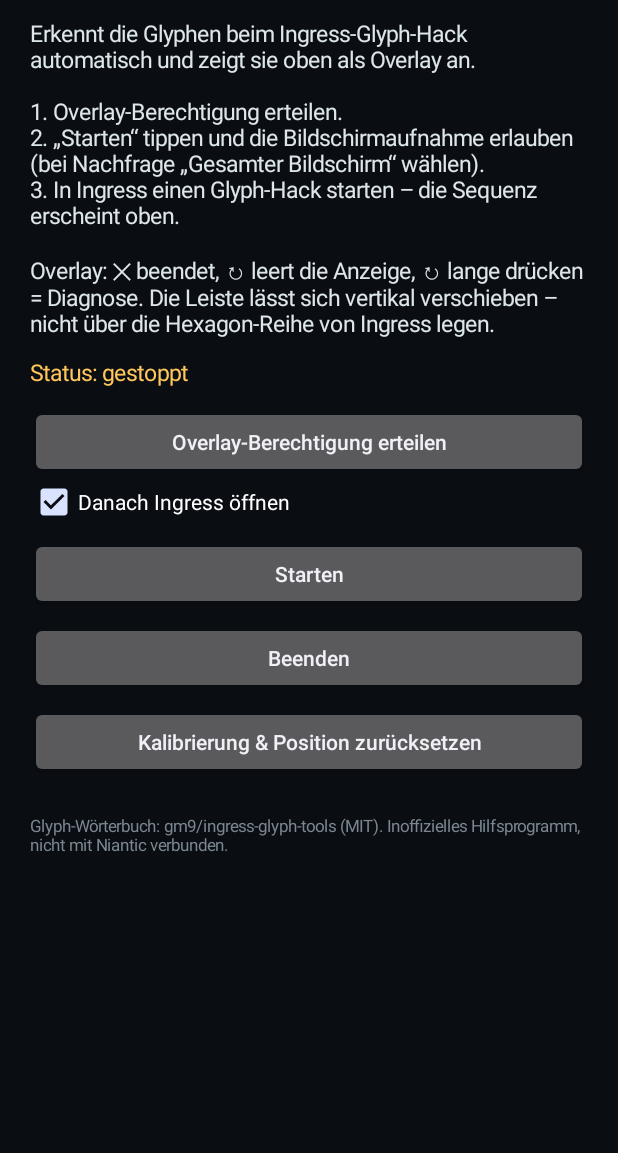
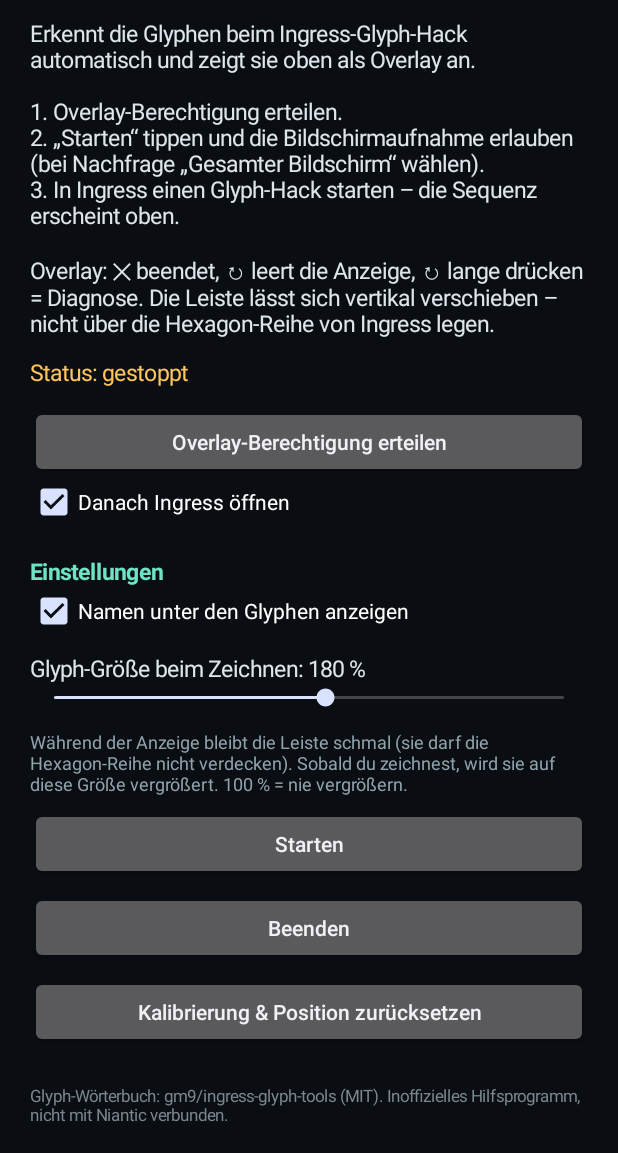
Before and after one commit to christianlinzatti/glyph-scanner, an Android app: the screen it shows after launch (MainActivity), on a phone screen of 412 x 824 dp, the part 83-1236 px from its top. Run offline under Robolectric (Android 15) with nearby library versions, the phone set to English and light mode, and no system bars.

Commit message:
Large glyph icons while drawing, optional names
- Strip expands while the player draws (sequence locked); size 100-250 %
  configurable in the app, stops above the countdown.
- Glyph slots use the free width when the sequence is short.
- Setting to hide the names under the glyphs.
- Grid detection without the hexagon row keeps the hack 'alive' while the
  expanded strip covers it.

Co-Authored-By: Claude Opus 5.5 <noreply@anthropic.com>
Claude-Session: https://claude.ai/code/session_01JPe5sWyS8x1tPVSNpYZGVo

```diff
--- a/app/build.gradle
+++ b/app/build.gradle
@@ -10,8 +10,8 @@ android {
         applicationId 'io.github.christianlinzatti.glyphscanner'
         minSdk 26
         targetSdk 35
-        versionCode 2
-        versionName '1.1'
+        versionCode 3
+        versionName '1.2'
     }
 
     // Fixed key so that updates install over the previous version.
--- a/app/src/main/java/io/github/christianlinzatti/glyphscanner/MainActivity.java
+++ b/app/src/main/java/io/github/christianlinzatti/glyphscanner/MainActivity.java
@@ -19,6 +19,7 @@ import android.widget.Button;
 import android.widget.CheckBox;
 import android.widget.LinearLayout;
 import android.widget.ScrollView;
+import android.widget.SeekBar;
 import android.widget.TextView;
 import android.widget.Toast;
 
@@ -75,6 +76,52 @@ public class MainActivity extends Activity {
         launchIngress.setChecked(prefs.getBoolean("launch_ingress", true));
         launchIngress.setOnCheckedChangeListener((b, c) -> prefs.edit().putBoolean("launch_ingress", c).apply());
         root.addView(launchIngress);
+
+        TextView settings = text("Einstellungen");
+        settings.setTextColor(0xFF6FE3C6);
+        settings.setTypeface(Typeface.DEFAULT_BOLD);
+        settings.setPadding(0, dp(20), 0, 0);
+        root.addView(settings);
+
+        CheckBox names = new CheckBox(this);
+        names.setText("Namen unter den Glyphen anzeigen");
+        names.setTextColor(Color.WHITE);
+        names.setChecked(prefs.getBoolean(OverlayController.KEY_SHOW_NAMES, true));
+        names.setOnCheckedChangeListener((b, c) ->
+                prefs.edit().putBoolean(OverlayController.KEY_SHOW_NAMES, c).apply());
+        root.addView(names);
+
+        final TextView sizeLabel = text("");
+        root.addView(sizeLabel);
+        SeekBar size = new SeekBar(this);
+        // 100 % .. 250 % in steps of 10
+        size.setMax(15);
+        int current = prefs.getInt(CaptureService.KEY_ICON_SCALE, CaptureService.DEFAULT_ICON_SCALE);
+        size.setProgress(Math.max(0, Math.min(15, (current - 100) / 10)));
+        sizeLabel.setText(sizeText(current));
+        size.setOnSeekBarChangeListener(new SeekBar.OnSeekBarChangeListener() {
+            @Override
+            public void onProgressChanged(SeekBar bar, int progress, boolean fromUser) {
+                int pct = 100 + progress * 10;
+                sizeLabel.setText(sizeText(pct));
+                prefs.edit().putInt(CaptureService.KEY_ICON_SCALE, pct).apply();
+            }
+
+            @Override
+            public void onStartTrackingTouch(SeekBar bar) {
+            }
+
+            @Override
+            public void onStopTrackingTouch(SeekBar bar) {
+            }
+        });
+        root.addView(size);
+        TextView sizeHint = text("Während der Anzeige bleibt die Leiste schmal (sie darf die Hexagon-Reihe "
+                + "nicht verdecken). Sobald du zeichnest, wird sie auf diese Größe vergrößert. "
+                + "100 % = nie vergrößern.");
+        sizeHint.setTextSize(TypedValue.COMPLEX_UNIT_SP, 12);
+        sizeHint.setTextColor(0xFF8FA3AD);
+        root.addView(sizeHint);
 
         root.addView(button("Starten", v -> start()));
         root.addView(button("Beenden", v -> {
@@ -170,6 +217,10 @@ public class MainActivity extends Activity {
         state.postDelayed(this::refresh, 500);
     }
 
+    private static String sizeText(int pct) {
+        return "Glyph-Größe beim Zeichnen: " + pct + " %";
+    }
+
     // ------------------------------------------------------------------ tiny UI helpers
 
     private int dp(int v) {
```
Also changed, not shown: app/src/main/java/io/github/christianlinzatti/glyphscanner/CaptureService.java (+21 -2 lines), app/src/main/java/io/github/christianlinzatti/glyphscanner/GlyphStripView.java (+25 -16 lines), app/src/main/java/io/github/christianlinzatti/glyphscanner/OverlayController.java (+28 -1 lines), app/src/main/java/io/github/christianlinzatti/glyphscanner/core/Analysis.java (+8 -0 lines), app/src/main/java/io/github/christianlinzatti/glyphscanner/core/ScreenAnalyzer.java (+8 -1 lines), app/src/main/java/io/github/christianlinzatti/glyphscanner/core/SequenceTracker.java (+9 -5 lines).
